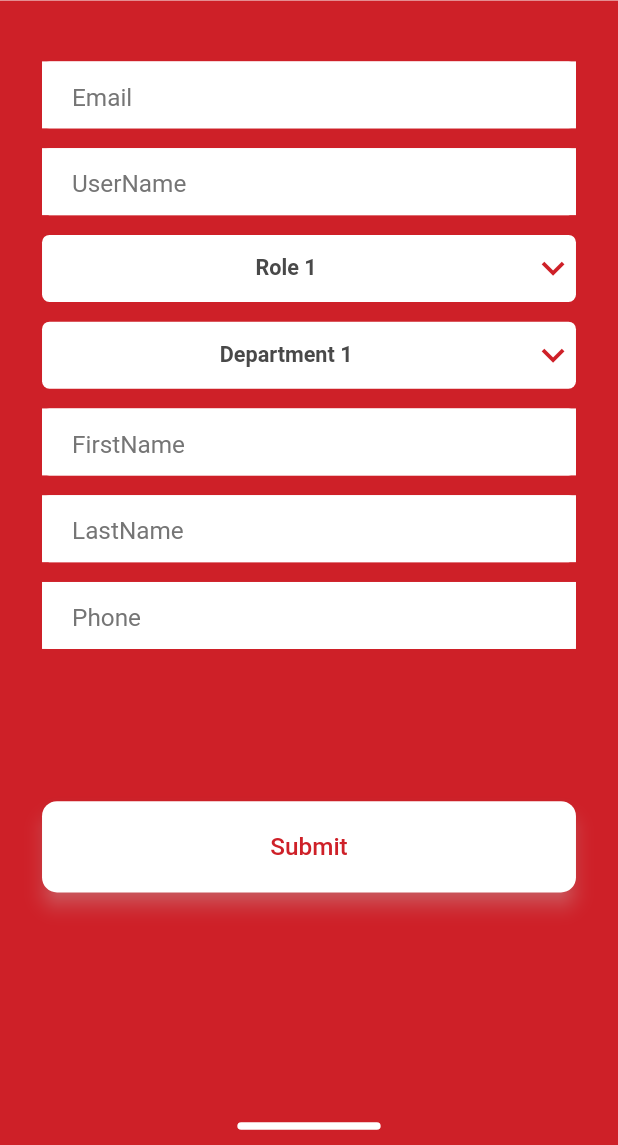
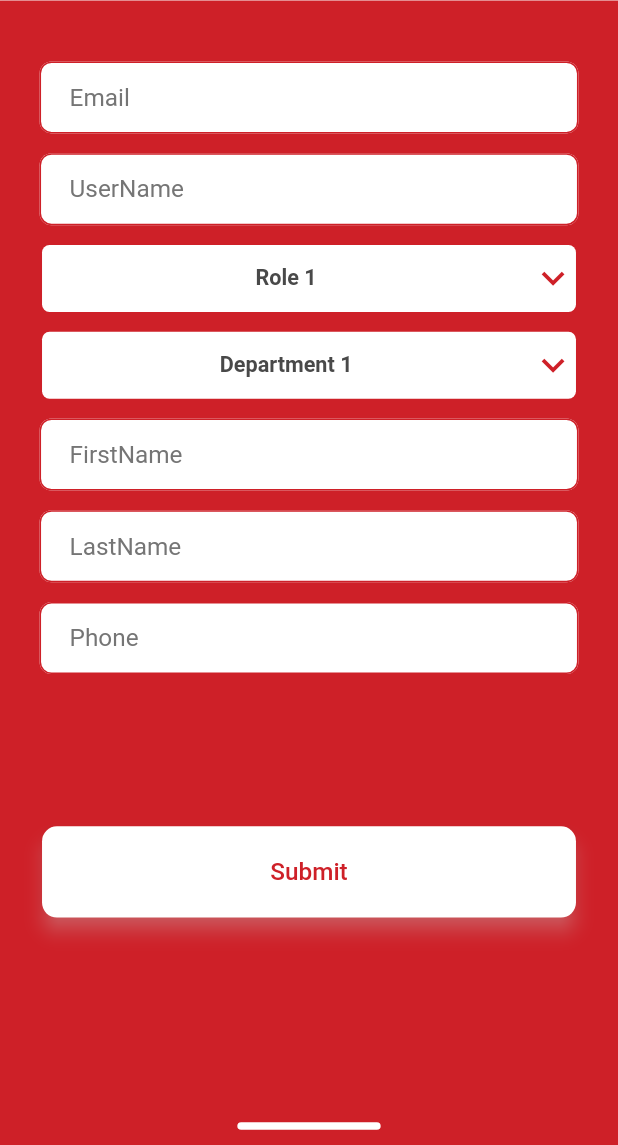
Before and after one commit to HYPE-ADawoud/hype, a Flutter app: the EditAdminUserView screen opened by its route, on a phone screen of 412 x 824 dp, the part 91-1236 px from its top. Run offline on Flutter 3.47's test engine with Material 2 defaults, Android fonts, the phone set to English and light mode, and no system bars; our stand-ins replace chewie, connectivity_plus, dio, dotted_border, firebase_auth, flutter_screenutil and 13 more; missing offline and left inert: ansicolor, barbecue, connectivity_plus_web, firebase_auth_web, firebase_core_web, image_picker_for_web and 3 more; accounts and stored records are empty; statements that could not run were skipped.

Commit message:
Create ui Edit User Admin page Create ui Edit Brief Admin page

```diff
--- a/lib/app/pages/admin/_widgets/build_content_item_brief.dart
+++ b/lib/app/pages/admin/_widgets/build_content_item_brief.dart
@@ -57,7 +57,7 @@ class ContentItemBrief extends StatelessWidget {
           style: TextStyle(fontSize: 16.sp, color: AppColors.current.primary, fontWeight: FontWeight.w700),
         ),
         InkWell(
-          onTap: () => Get.toNamed(Routes.ADMIN),
+          onTap: () => Get.toNamed(Routes.EDIT_ADMIN_BRIEF),
           child: SvgPicture.asset(
             AppAssets.editIcon,
             width: 16,
--- a/lib/app/pages/admin/_widgets/build_content_item_user.dart
+++ b/lib/app/pages/admin/_widgets/build_content_item_user.dart
@@ -49,7 +49,7 @@ class ContentItemUser extends StatelessWidget {
           style: TextStyle(fontSize: 20.sp, color: AppColors.current.primary, fontWeight: FontWeight.w700),
         ),
         InkWell(
-          onTap: () => Get.toNamed(Routes.ADMIN),
+          onTap: () => Get.toNamed(Routes.EDIT_ADMIN_USER),
           child: SvgPicture.asset(
             AppAssets.editIcon,
             width: 16,
--- a/lib/app/pages/edit_admin_usert_view/edit_admin_user_view.dart
+++ b/lib/app/pages/edit_admin_usert_view/edit_admin_user_view.dart
@@ -65,18 +65,19 @@ class EditAdminUserView extends StatelessWidget {
   Widget _buildEmail() {
     return Padding(
       padding: EdgeInsets.only(top: 40.h),
-      child: Container(
-        width: 324.w,
-        height: 44.h,
-        decoration: BoxDecoration(
-          color: AppColors.current.text,
-          borderRadius: BorderRadius.circular(AppDims.borderRadius),
-        ),
       child: TextFormField(
         decoration: InputDecoration(
           border: InputBorder.none,
-            focusedBorder: InputBorder.none,
-            enabledBorder: InputBorder.none,
+          focusedBorder: OutlineInputBorder(
+            borderRadius: BorderRadius.circular(8.0),
+          ),
+          enabledBorder: OutlineInputBorder(
+            borderRadius: BorderRadius.circular(8.0),
+            borderSide: BorderSide(
+              color: AppColors.current.primary,
+              width: 1.0,
+            ),
+          ),
           errorBorder: InputBorder.none,
           disabledBorder: InputBorder.none,
           hintText: 'Email',
@@ -87,25 +88,25 @@ class EditAdminUserView extends StatelessWidget {
           ),
         ),
       ),
-      ),
     );
   }
 
   Widget _buildUserName() {
     return Padding(
       padding: EdgeInsets.only(top: 13.h),
-      child: Container(
-        width: 324.w,
-        height: 44.h,
-        decoration: BoxDecoration(
-          color: AppColors.current.text,
-          borderRadius: BorderRadius.circular(AppDims.borderRadius),
-        ),
       child: TextFormField(
         decoration: InputDecoration(
           border: InputBorder.none,
-            focusedBorder: InputBorder.none,
-            enabledBorder: InputBorder.none,
+          focusedBorder: OutlineInputBorder(
+            borderRadius: BorderRadius.circular(8.0),
+          ),
+          enabledBorder: OutlineInputBorder(
+            borderRadius: BorderRadius.circular(8.0),
+            borderSide: BorderSide(
+              color: AppColors.current.primary,
+              width: 1.0,
+            ),
+          ),
           errorBorder: InputBorder.none,
           disabledBorder: InputBorder.none,
           hintText: 'UserName',
@@ -116,38 +117,10 @@ class EditAdminUserView extends StatelessWidget {
           ),
         ),
       ),
-      ),
     );
   }
 
-  Widget _buildFirstName() {
-    return Padding(
-      padding: EdgeInsets.only(top: 13.h),
-      child: Container(
-        width: 324.w,
-        height: 44.h,
-        decoration: BoxDecoration(
-          color: AppColors.current.text,
-          borderRadius: BorderRadius.circular(AppDims.borderRadius),
-        ),
-        child: TextFormField(
-          decoration: InputDecoration(
-            border: InputBorder.none,
-            focusedBorder: InputBorder.none,
-            enabledBorder: InputBorder.none,
-            errorBorder: InputBorder.none,
-            disabledBorder: InputBorder.none,
-            hintText: 'FirstName',
-            hintStyle: TextStyle(
-              fontWeight: FontWeight.normal,
-              fontSize: AppDims.fontSizeMediumX,
-              color: AppColors.current.dimmedX,
-            ),
-          ),
-        ),
-      ),
-    );
-  }
+
 
   Widget _buildRole() {
     return Obx(
@@ -234,22 +207,50 @@ class EditAdminUserView extends StatelessWidget {
       ),
     );
   }
-
+  Widget _buildFirstName() {
+    return Padding(
+      padding: EdgeInsets.only(top: 13.h),
+      child: TextFormField(
+        decoration: InputDecoration(
+          border: InputBorder.none,
+          focusedBorder: OutlineInputBorder(
+            borderRadius: BorderRadius.circular(8.0),
+          ),
+          enabledBorder: OutlineInputBorder(
+            borderRadius: BorderRadius.circular(8.0),
+            borderSide: BorderSide(
+              color: AppColors.current.primary,
+              width: 1.0,
+            ),
+          ),
+          errorBorder: InputBorder.none,
+          disabledBorder: InputBorder.none,
+          hintText: 'FirstName',
+          hintStyle: TextStyle(
+            fontWeight: FontWeight.normal,
+            fontSize: AppDims.fontSizeMediumX,
+            color: AppColors.current.dimmedX,
+          ),
+        ),
+      ),
+    );
+  }
   Widget _buildLastName() {
     return Padding(
       padding: EdgeInsets.only(top: 13.h),
-      child: Container(
-        width: 324.w,
-        height: 44.h,
-        decoration: BoxDecoration(
-          color: AppColors.current.text,
-          borderRadius: BorderRadius.circular(AppDims.borderRadius),
-        ),
       child: TextFormField(
         decoration: InputDecoration(
           border: InputBorder.none,
-            focusedBorder: InputBorder.none,
-            enabledBorder: InputBorder.none,
+          focusedBorder: OutlineInputBorder(
+            borderRadius: BorderRadius.circular(8.0),
+          ),
+          enabledBorder: OutlineInputBorder(
+            borderRadius: BorderRadius.circular(8.0),
+            borderSide: BorderSide(
+              color: AppColors.current.primary,
+              width: 1.0,
+            ),
+          ),
           errorBorder: InputBorder.none,
           disabledBorder: InputBorder.none,
           hintText: 'LastName',
@@ -260,25 +261,25 @@ class EditAdminUserView extends StatelessWidget {
           ),
         ),
       ),
-      ),
     );
   }
 
   Widget _buildPhone() {
     return Padding(
       padding: EdgeInsets.only(top: 13.h,bottom: 100.h),
-      child: Container(
-        width: 324.w,
-        height: 44.h,
-        decoration: BoxDecoration(
-          color: AppColors.current.text,
-          borderRadius: BorderRadius.circular(AppDims.borderRadius),
-        ),
       child: TextFormField(
         decoration: InputDecoration(
           border: InputBorder.none,
-            focusedBorder: InputBorder.none,
-            enabledBorder: InputBorder.none,
+          focusedBorder: OutlineInputBorder(
+            borderRadius: BorderRadius.circular(8.0),
+          ),
+          enabledBorder: OutlineInputBorder(
+            borderRadius: BorderRadius.circular(8.0),
+            borderSide: BorderSide(
+              color: AppColors.current.primary,
+              width: 1.0,
+            ),
+          ),
           errorBorder: InputBorder.none,
           disabledBorder: InputBorder.none,
           hintText: 'Phone',
@@ -286,7 +287,6 @@ class EditAdminUserView extends StatelessWidget {
             fontWeight: FontWeight.normal,
             fontSize: AppDims.fontSizeMediumX,
             color: AppColors.current.dimmedX,
-            ),
           ),
         ),
       ),
--- a/lib/app/routes/app_routes.dart
+++ b/lib/app/routes/app_routes.dart
@@ -31,6 +31,8 @@ abstract class Routes {
   static const ADMIN_DEPARTMENT = _Paths.ADMIN_DEPARTMENT;
     static const ADMIN = _Paths.ADMIN;
   static const EDIT_ADMIN_USER = _Paths.EDIT_ADMIN_USER;
+  static const EDIT_ADMIN_BRIEF = _Paths.EDIT_ADMIN_BRIEF;
+
 }
 
 abstract class _Paths {
@@ -61,6 +63,7 @@ abstract class _Paths {
   static const ADMIN_DEPARTMENT = '/admin_department';
   static const ADMIN = '/admin';
   static const EDIT_ADMIN_USER = '/edit_admin_user';
+  static const EDIT_ADMIN_BRIEF = '/edit_admin_brief';
 
 
 }
--- a/lib/main.dart
+++ b/lib/main.dart
@@ -3,8 +3,6 @@ import 'package:flutter_screenutil/flutter_screenutil.dart';
 import 'package:get/get.dart';
 import 'package:hype/app/common/themes/app_theme.dart';
 import 'package:hype/app/pages/admin/admin_binding.dart';
-import 'package:hype/app/pages/create_task/create_task_binding.dart';
-import 'package:hype/app/pages/edit_admin_usert_view/edit_admin_user_binding.dart';
 import 'package:hype/setup.dart';
 
 import 'app/routes/app_pages.dart';
@@ -22,7 +20,7 @@ void main() async{
         // Use this line to prevent extra rebuilds
         useInheritedMediaQuery: true,
         title: "HYPE",
-        initialBinding: EditAdminUserBinding(),
+        initialBinding: AdminBinding(),
         getPages: AppPages.routes,
         initialRoute: AppPages.INITIAL,
         enableLog: BUILD_TYPE == BuildType.debug,
```
Also changed, not shown: lib/app/pages/edit_admin_brief/edit_admin_brief_binding.dart (added, +10 -0 lines), lib/app/pages/edit_admin_brief/edit_admin_brief_controller.dart (added, +18 -0 lines), lib/app/pages/edit_admin_brief/edit_admin_brief_view.dart (added, +208 -0 lines), lib/app/routes/app_pages.dart (+8 -1 lines), 2 other files. Lines whose indentation alone changed are shown as unchanged.
